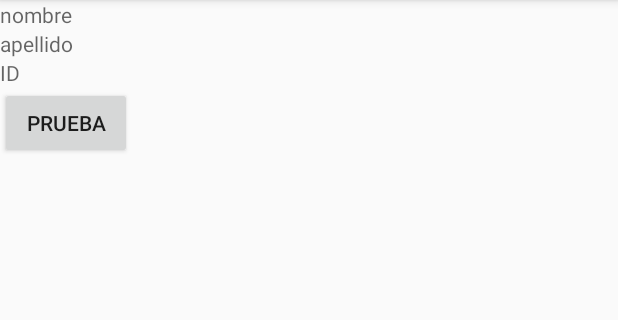
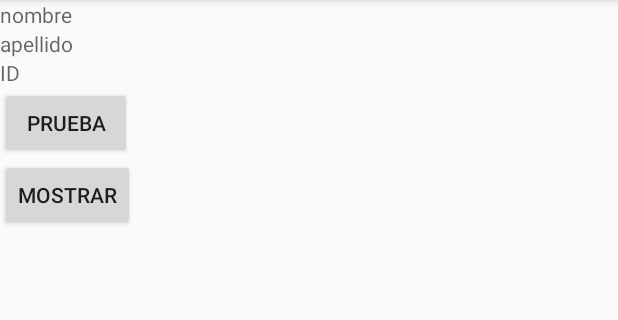
Before and after one commit to 111Rosario2018/probandosheets, an Android app: the screen it shows after launch (MainActivity), after a tap on "PRUEBA", on a phone screen of 412 x 824 dp, the part 84-404 px from its top. Run offline under Robolectric (Android 15) with nearby library versions, the phone set to English and light mode, and no system bars; our stand-ins replace Volley; network calls fail.

Commit message:
se agrego metodo para leer lo que está en la hoja de calculo

```diff
--- a/app/src/main/java/com/example/lino_/probandosheets/MainActivity.java
+++ b/app/src/main/java/com/example/lino_/probandosheets/MainActivity.java
@@ -14,6 +14,7 @@ import com.android.volley.DefaultRetryPolicy;
 import com.android.volley.Request;
 import com.android.volley.RequestQueue;
 import com.android.volley.Response;
+import com.android.volley.Response.Listener;
 import com.android.volley.RetryPolicy;
 import com.android.volley.VolleyError;
 import com.android.volley.toolbox.JsonArrayRequest;
@@ -30,35 +31,51 @@ import org.w3c.dom.Text;
 
 import java.util.HashMap;
 import java.util.Map;
+import java.util.Queue;
 
 
-public class MainActivity extends AppCompatActivity implements Response.Listener<JSONArray>,Response.ErrorListener {
+public class MainActivity extends AppCompatActivity  {
 
     TextView txt_nombre;
     TextView txt_apellido;
     TextView txt_id;
     Button btn_prueba;
+    Button btn_tomardatos;
 
     String SPREAD_SHEET_ID;
     String urlscriptlectura;
     String urlscriptescritura;
+
+    public static final String APP_SCRIPT_WEB_APP_URL = "https://script.google.com/macros/s/AKfycbzTQfznVatC3rAP0n4uzp_tPSqLCbn5EgbLGNpG9MkLt0ZAG2I/exec";
+    public static final String ADD_USER_URL = APP_SCRIPT_WEB_APP_URL;
+    public static final String LIST_USER_URL = APP_SCRIPT_WEB_APP_URL+"?action=readAll";
+
+    public static final String KEY_ID = "uId";
+    public static final String KEY_NAME = "uName";
+    public static final String KEY_IMAGE = "uImage";
+    public  static final String KEY_ACTION = "action";
+
+
+
     @Override
     protected void onCreate(Bundle savedInstanceState) {
         super.onCreate(savedInstanceState);
         setContentView(R.layout.activity_main);
 
-        txt_nombre=findViewById(R.id.txt_nombre);
-        txt_apellido=findViewById(R.id.txt_apellido);
-        txt_id=findViewById(R.id.txt_id);
-        btn_prueba=findViewById(R.id.btn_prueba);
+        txt_nombre = findViewById(R.id.txt_nombre);
+        txt_apellido = findViewById(R.id.txt_apellido);
+        txt_id = findViewById(R.id.txt_id);
+        btn_prueba = findViewById(R.id.btn_prueba);
+        btn_tomardatos=findViewById(R.id.btn_tomardatos);
+
+        SPREAD_SHEET_ID = "1gYHj7yLh6ioC1W1t0IngaxtIkV2S35euJAwAJ0mQLwY";
+        urlscriptlectura = "https://script.google.com/macros/s/AKfycbye1OqkVZ7dhXoH8TeB-wvRcGOeURFTHSbpRIMU755U_rJkmLk/exec?spreadsheetId=" + SPREAD_SHEET_ID + "&sheet";
+        //urlscriptescritura="https://script.google.com/macros/s/AKfycbwK7r70VhTpV2i8LzpoDIzbW6th3VohMDtjW7kIMMywjVKbkJBY/exec?spreadsheetId="+SPREAD_SHEET_ID+"&sheet";
+        urlscriptescritura = "https://script.google.com/macros/s/AKfycbx9fUHMLr3u3_WsgfntNRDOvoWESavhYBLILbwCmwxMSm1Zo3R7/exec";
+        //tomardatos();
+        //addItemToSheet();
 
 
-        SPREAD_SHEET_ID= "1gYHj7yLh6ioC1W1t0IngaxtIkV2S35euJAwAJ0mQLwY";
-        urlscriptlectura="https://script.google.com/macros/s/AKfycbye1OqkVZ7dhXoH8TeB-wvRcGOeURFTHSbpRIMU755U_rJkmLk/exec?spreadsheetId="+SPREAD_SHEET_ID+"&sheet";
-        urlscriptescritura="https://script.google.com/macros/s/AKfycbwK7r70VhTpV2i8LzpoDIzbW6th3VohMDtjW7kIMMywjVKbkJBY/exec?spreadsheetId="+SPREAD_SHEET_ID+"&sheet";
-
-        //tomardatos();
-        //addItemToSheet();
     }
 
 /*
@@ -120,46 +137,137 @@ public class MainActivity extends AppCompatActivity implements Response.Listener
 
     ///////////////////////////////////////////////////////////
 
-    public  void onclick(View v){
+    public void onclick(View v) {
+        txt_nombre.setText("");
+        addUser();
 
+    }
+
+    public void mostrardatos(View v){
         tomardatos();
+    }
+
+public void addUser(){
+    JSONObject objeto=new JSONObject();
+
+    JSONArray rowsArray=new JSONArray();
+    JSONArray row1=new JSONArray();
+    JSONArray row2=new JSONArray();
+
+
+    try {
+
+        objeto.put("hojaid","1gYHj7yLh6ioC1W1t0IngaxtIkV2S35euJAwAJ0mQLwY");
+        objeto.put("sheetName","Sheet1");
+    } catch (JSONException e) {
+        e.printStackTrace();
+    }
+
+
+    row1.put("6");
+    row1.put("jose");
+    row1.put("meljide");
+
+
+    row2.put("8");
+    row2.put("jacinto");
+    row2.put("papanatas");
+
+    rowsArray.put(row1);
+    rowsArray.put(row2);
+
+    try {
+        objeto.put("rows",rowsArray);
+    } catch (JSONException e) {
+        e.printStackTrace();
+    }
+
+    Log.e("objetojson creado: ",objeto.toString());
+
+
+    JsonObject pro=new JsonObject();
+    pro.addProperty("ID",8);
+    pro.addProperty("Nombre","Ernestino");
+    pro.addProperty("Apellido","josefono");
+
+
+    Log.e("otro json",pro.toString());
+
+
+
+
+    RequestQueue queue=Volley.newRequestQueue(this);
+
+    JsonObjectRequest llamada=new JsonObjectRequest(urlscriptescritura,objeto, new Listener<JSONObject>() {
+        @Override
+        public void onResponse(JSONObject response) {
+            Toast.makeText(getApplicationContext(), "funca", Toast.LENGTH_LONG).show();
+
+            Log.e("objetojson creado: ",response.toString());
+
+        }
+    }, new Response.ErrorListener() {
+        @Override
+        public void onErrorResponse(VolleyError error) {
+            Toast.makeText(getApplicationContext(), "no funca", Toast.LENGTH_LONG).show();
+            Log.e("error de mierda",error.toString());
+        }
+    });
+
+    queue.add(llamada);
 
     }
 
 
+
+
+
+
+
+
+
     void tomardatos(){
         RequestQueue queue= Volley.newRequestQueue(this);
-        JsonArrayRequest jsonArrayRequest=new JsonArrayRequest(Request.Method.GET, urlscriptlectura,null, this,this );
-        queue.add(jsonArrayRequest);
-    }
-
-    @Override
-    public void onErrorResponse(VolleyError error) {
-        Log.e("onErrorResponse",error.toString());
-        Toast.makeText(getApplicationContext(), "error al correctar", Toast.LENGTH_LONG).show();
-    }
+        JsonArrayRequest jsonArrayRequest=new JsonArrayRequest(Request.Method.GET, urlscriptlectura, null, new Response.Listener<JSONArray>() {
 
             @Override
             public void onResponse(JSONArray response) {
+                Toast.makeText(getApplicationContext(), "funca", Toast.LENGTH_LONG).show();
+                Log.e("NO FUNCIONA",response.toString());
+               // txt_nombre.setText("");
 
-        Log.e("onResponse",response.toString());
-        Toast.makeText(getApplicationContext(), "conectado", Toast.LENGTH_LONG).show();
                 try {
                     for(int i=0;i<response.length();i++){
 
                         JSONObject prueba=response.getJSONObject(i);
-                String name=prueba.getString("nombre");
-                int id=prueba.getInt("id");
-                String apellido=prueba.getString("apellido");
+                        String name=prueba.getString("Nombre");
+                        int id=prueba.getInt("ID");
+                        String apellido=prueba.getString("Apellido");
 
-                txt_nombre.append(name+" , "+ apellido+" , "+String.valueOf(id)+"\n\n");
+                        txt_nombre.append(String.valueOf(id)+" - "+name+"  "+ apellido+"\n\n");
+
+
+
 
                     }
 
                 } catch (JSONException e) {
                     e.printStackTrace();
                 }
+
+
+
+            }
+        }, new Response.ErrorListener() {
+            @Override
+            public void onErrorResponse(VolleyError error) {
+                Toast.makeText(getApplicationContext(), "no funca"+error.toString(), Toast.LENGTH_LONG).show();
+                //Log.e("NO FUNCIONA",error.toString());
+            }
+        });
+        queue.add(jsonArrayRequest);
     }
 
 
+
 }
--- a/app/src/main/res/layout/activity_main.xml
+++ b/app/src/main/res/layout/activity_main.xml
@@ -2,6 +2,7 @@
 <LinearLayout xmlns:android="http://schemas.android.com/apk/res/android"
     xmlns:app="http://schemas.android.com/apk/res-auto"
     xmlns:tools="http://schemas.android.com/tools"
+
     android:layout_width="match_parent"
     android:layout_height="match_parent"
     android:orientation="vertical"
@@ -30,6 +31,14 @@
         android:text="prueba"
         android:onClick="onclick"
         android:layout_width="wrap_content"
-        android:layout_height="wrap_content" />
+        android:layout_height="wrap_content"
+        />
+    <Button
+        android:id="@+id/btn_tomardatos"
+        android:layout_width="wrap_content"
+        android:layout_height="wrap_content"
+        android:onClick="mostrardatos"
+        android:text="mostrar"
+        />
 
 </LinearLayout>
```
Also changed, not shown: app/src/main/java/com/example/lino_/probandosheets/Configuration.java (added, +23 -0 lines). Lines whose indentation alone changed are shown as unchanged.
